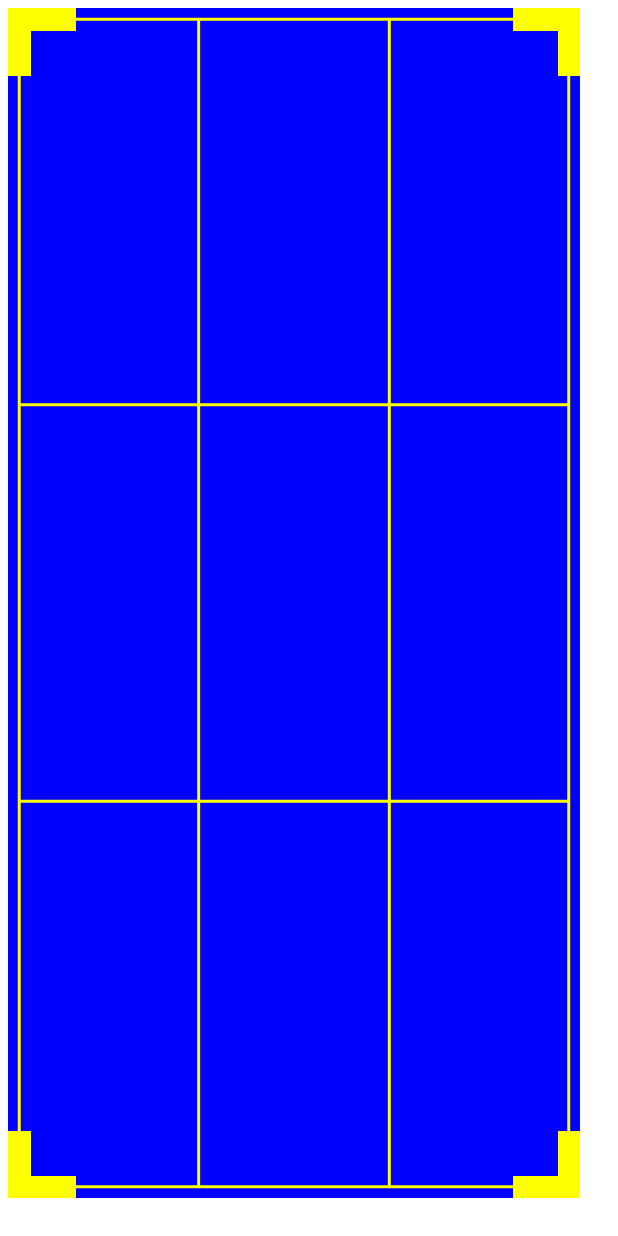
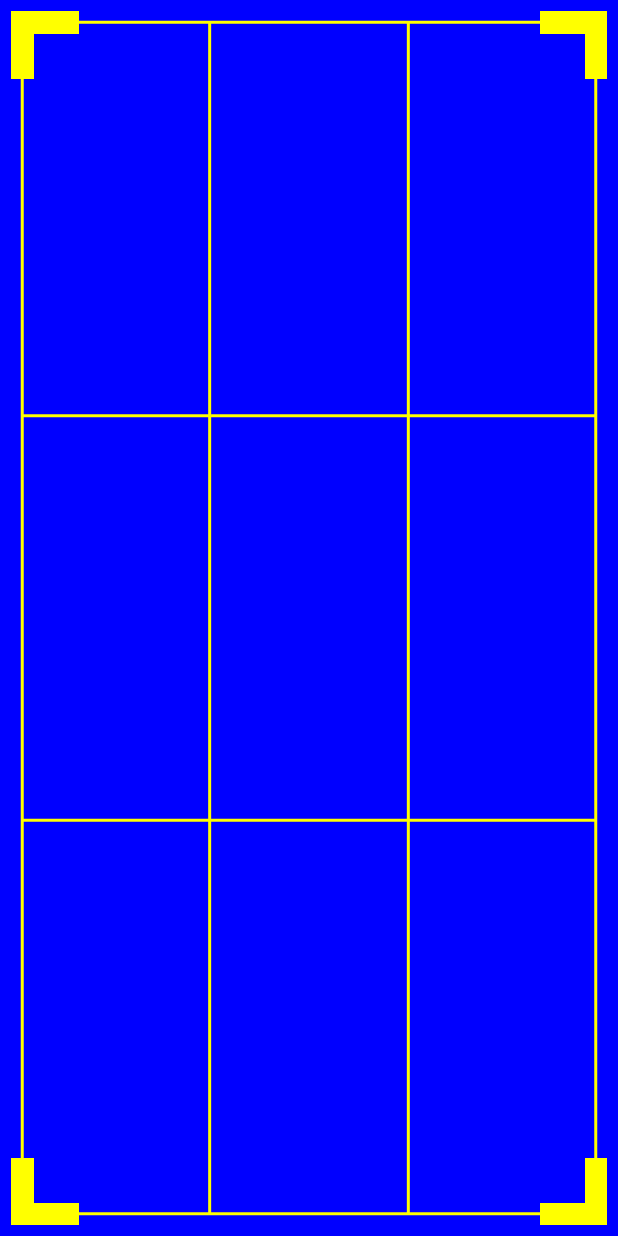
Before and after one commit to songnick/Mincy, an Android app built with Jetpack Compose: the composable CropWindow shown on its own in the app's theme, on a phone screen of 412 x 824 dp. Run offline under Robolectric (Android 15) with nearby library versions, the phone set to English and light mode, and no system bars.

Commit message:
crop window ui

```diff
--- a/app/src/main/java/com/songnick/mincy/compose/custom/CropWindow.kt
+++ b/app/src/main/java/com/songnick/mincy/compose/custom/CropWindow.kt
@@ -1,6 +1,8 @@
 package com.songnick.mincy.compose.custom
 
+import android.graphics.Rect
 import android.util.Log
+import android.view.MotionEvent
 import androidx.compose.foundation.Canvas
 import androidx.compose.foundation.gestures.*
 import androidx.compose.foundation.layout.*
@@ -15,7 +17,10 @@ import androidx.compose.ui.graphics.ClipOp
 import androidx.compose.ui.graphics.Color
 import androidx.compose.ui.graphics.PointMode
 import androidx.compose.ui.graphics.drawscope.clipRect
+import androidx.compose.ui.graphics.drawscope.inset
+import androidx.compose.ui.input.pointer.consumeAllChanges
 import androidx.compose.ui.input.pointer.pointerInput
+import androidx.compose.ui.input.pointer.pointerInteropFilter
 import androidx.compose.ui.platform.LocalDensity
 import androidx.compose.ui.tooling.preview.Preview
 import androidx.compose.ui.unit.Dp
@@ -26,10 +31,10 @@ object Tag{
 }
 
 @Composable
-fun CropWindow(cornerWidth:Dp = 15.dp, lineWidth:Dp = 2.dp){
+fun CropWindow(cornerWidth:Dp = 15.dp, lineWidth:Dp = 2.dp, aspectRatio:Float = 1.0f){
     BoxWithConstraints(contentAlignment = Alignment.BottomEnd) {
-        var offset by remember {
-            mutableStateOf(0f)
+        var cropRect by remember {
+            mutableStateOf(Rect())
         }
         var leftDrag by remember {
           mutableStateOf(false)
@@ -43,32 +48,38 @@ fun CropWindow(cornerWidth:Dp = 15.dp, lineWidth:Dp = 2.dp){
         }
         val canvasWidth = maxWidth-20.dp
         val canvasHeight = maxHeight - 20.dp
+        var deltaWidth by remember {
+            mutableStateOf(0.dp)
+        }
+        var deltaHeight by remember {
+            mutableStateOf(0.dp)
+        }
         Log.i("TAG", " canvas width: $canvasWidth + height: $canvasHeight")
         Surface(modifier = Modifier
-            .width(canvasWidth)
-            .height(canvasHeight)
-            .padding(5.dp)
-            .scrollable(
-                orientation = Orientation.Vertical,
-                enabled = true,
-                state = rememberScrollableState { delta ->
-                    offset += delta
-                    Log.i(Tag.TAG, " current deltate: $delta")
-                    delta
-                })
+            .fillMaxWidth()
+            .fillMaxHeight()
             .pointerInput(Unit) {
-                detectTapGestures {
-                    Log.i(Tag.TAG, " detectTapGestures x: ${it.x} y: ${it.y}")
-                }
-                detectDragGestures { change, dragAmount ->
-                    change.position.x
+                detectDragGestures(onDragStart = {
+
+                }) { change, dragAmount ->
+                    Log.i(Tag.TAG, " detectDragGestures x: ${change.position.x} y: ${dragAmount.x}")
+
                 }
             },
             color = Color.Blue
         ) {
+            var width by remember {
+                mutableStateOf(maxWidth + deltaWidth)
+            }
+            val height = maxWidth/aspectRatio
+            Log.i(Tag.TAG, " current size width: $width + height: $height")
             Canvas(modifier = Modifier
-                .fillMaxWidth()
-                .fillMaxHeight()){
+                .width(100.dp)
+                .height(200.dp)
+                .padding(cornerWidth / 2)
+            ){
+
+                Log.i(Tag.TAG, " current canvas size : $size")
                 //vertical grid
                 drawLine(
                     color= Color.Yellow,
@@ -144,48 +155,27 @@ fun CropWindow(cornerWidth:Dp = 15.dp, lineWidth:Dp = 2.dp){
             }
         }
     }
-
 }
 
-@Composable
-fun Line(color: Color = Color.Yellow, width: Dp, height: Dp){
-    val widthSplit = width/3
-    val heightSplit = height/3
-    val  modifier = Modifier
-        .width(1.dp)
-        .offset(x = widthSplit)
-        .fillMaxHeight()
-    Surface(color = color, modifier = modifier) {
+@Stable
+fun Modifier.test(){
 
-    }
-
-}
-
-@Composable
-fun RectLine(width:Dp, height:Dp, modifier: Modifier){
-    RectLine(
-        modifier = modifier
-            .height(height)
-            .width(width)
-    )
-    RectLine(
-        modifier = modifier
-            .height(width)
-            .width(height)
-    )
-}
-
-@Composable
-fun RectLine(modifier: Modifier, color: Color = Color.Yellow){
-    Surface(color=color, modifier = modifier){
-
-    }
 }
 
 @Preview
 @Composable
 fun PreViewD(){
     MaterialTheme {
-        CropWindow()
+        Surface(Modifier.fillMaxHeight().fillMaxWidth(), color=Color.Yellow) {
+            Canvas(modifier = Modifier.width(100.dp).height(100.dp)){
+                drawLine(
+                    color= Color.Yellow,
+                    start = Offset(10f/2, size.height/3f),
+                    end = Offset(size.width-10f/2 , size.height/3f),
+                    strokeWidth = 5f
+                )
+                drawRoundRect(Color.Red, Offset(0f, 0f), Size(size.width, size.height))
+            }
+        }
     }
 }
```
